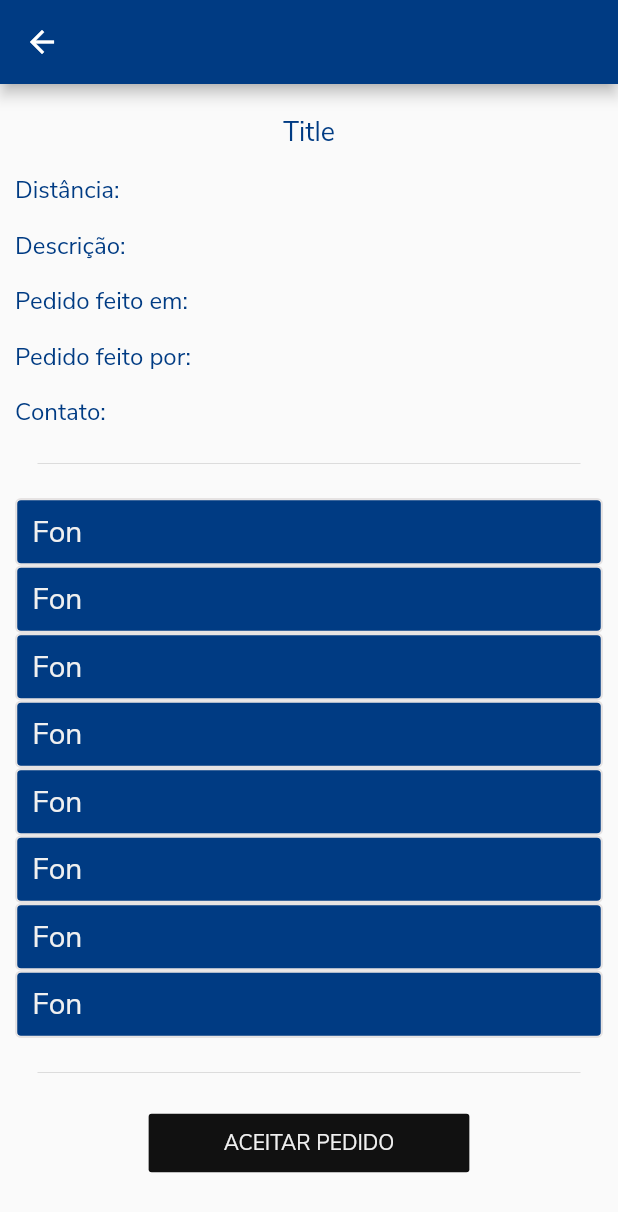
After one commit to AndersonOli/helppy, a Flutter app: the AcceptRequest screen opened directly, on a phone screen of 412 x 824 dp. The commit adds this screen. Shown: the top 1212 px of the screen. Run offline on Flutter 3.47's test engine with Material 2 defaults, Android fonts, the phone set to English and light mode, and no system bars; our stand-ins replace carousel_slider, permission_handler, shared_preferences; missing offline and left inert: animator; accounts and stored records are empty.

Commit message:
fazendo tela para ceitar pedidos

```diff
--- /dev/null
+++ b/lib/includes/aceitar_pedido.dart
@@ -0,0 +1,143 @@
+import 'package:flutter/material.dart';
+import 'package:helppyapp/pages.dart';
+
+class AcceptRequest extends StatefulWidget {
+    @override
+    _AcceptRequestState createState() => _AcceptRequestState();
+}
+
+class _AcceptRequestState extends State<AcceptRequest> {
+    @override
+    Widget build(BuildContext context) {
+        return Scaffold(
+            appBar: AppBar(
+                backgroundColor: COR_AZUL,
+            ),
+            body: ListView.builder(
+                itemCount: 10,
+                padding: EdgeInsets.all(10.0),
+                shrinkWrap: true,
+                itemBuilder: (context, index){
+                    if(index == 0){
+                        return Column(
+                            children: <Widget>[
+                                Container(
+                                    margin: EdgeInsets.only(top: 10.0),
+                                    alignment: Alignment.center,
+                                    child: Text(
+                                        "Title",
+                                        style: TextStyle(
+                                            color: COR_AZUL,
+                                            fontSize: 18.0
+                                        ),
+                                    ),
+                                ),
+                                Container(
+                                    margin: EdgeInsets.only(top: 15.0),
+                                    alignment: Alignment.centerLeft,
+                                    child: Text(
+                                        "Distância: ",
+                                        style: TextStyle(
+                                            color: COR_AZUL,
+                                            fontSize: 16.0
+                                        ),
+                                    ),
+                                ),
+                                Container(
+                                    margin: EdgeInsets.only(top: 15.0),
+                                    alignment: Alignment.centerLeft,
+                                    child: Text(
+                                        "Descrição: ",
+                                        style: TextStyle(
+                                            color: COR_AZUL,
+                                            fontSize: 16.0
+                                        ),
+                                    ),
+                                ),
+                                Container(
+                                    margin: EdgeInsets.only(top: 15.0),
+                                    alignment: Alignment.centerLeft,
+                                    child: Text(
+                                        "Pedido feito em: ",
+                                        style: TextStyle(
+                                            color: COR_AZUL,
+                                            fontSize: 16.0
+                                        ),
+                                    ),
+                                ),
+                                Container(
+                                    margin: EdgeInsets.only(top: 15.0),
+                                    alignment: Alignment.centerLeft,
+                                    child: Text(
+                                        "Pedido feito por: ",
+                                        style: TextStyle(
+                                            color: COR_AZUL,
+                                            fontSize: 16.0
+                                        ),
+                                    ),
+                                ),
+                                Container(
+                                    margin: EdgeInsets.only(top: 15.0),
+                                    alignment: Alignment.centerLeft,
+                                    child: Text(
+                                        "Contato: ",
+                                        style: TextStyle(
+                                            color: COR_AZUL,
+                                            fontSize: 16.0
+                                        ),
+                                    ),
+                                ),
+                                Padding(
+                                    padding: EdgeInsets.all(15.0),
+                                    child: Divider(),
+                                ),
+                            ],
+                        );
+                    } else if(index == 9){
+                        return Column(
+                            children: <Widget>[
+                                Padding(
+                                    padding: EdgeInsets.all(15.0),
+                                    child: Divider(),
+                                ),
+                                FlatButton(
+                                    padding: EdgeInsets.symmetric(vertical: 10.0, horizontal: 50.0),
+                                    onPressed: (){
+                                        //
+                                    },
+                                    color: COR_PRETA,
+                                    child: Text(
+                                        "Aceitar pedido".toUpperCase(),
+                                        style: TextStyle(
+                                            color: COR_BRANCO,
+                                            fontSize: 14.0,
+                                        ),
+                                        textAlign: TextAlign.center,
+                                    ),
+                                )
+                            ],
+                        );
+                    } else {
+                        return Container(
+                            height: 45.0,
+                            decoration: BoxDecoration(
+                                color: COR_AZUL,
+                                border: Border.all(
+                                    color: COR_STROKE,
+                                    width: 1.5,
+                                ),
+                                borderRadius: BorderRadius.circular(4),
+                            ),
+                            padding: EdgeInsets.only(left: 10.0),
+                            alignment: Alignment.centerLeft,
+                            child: Text(
+                                "Fon",
+                                style: TextStyle(fontSize: 20, color: COR_BRANCO),
+                            ),
+                        );
+                    }
+                },
+            ),
+        );
+    }
+}
--- a/lib/includes/tab_home.dart
+++ b/lib/includes/tab_home.dart
@@ -7,6 +7,8 @@ import 'dart:convert';
 import 'dart:io';
 import 'package:helppyapp/globals.dart';
 import 'package:shared_preferences/shared_preferences.dart';
+
+import 'aceitar_pedido.dart';
 
 class HomeTab extends StatefulWidget {
     @override
@@ -264,30 +266,17 @@ class _HomeTabState extends State<HomeTab> {
                             ),
                         ),
                     ),
-                    Padding(
-                        padding: EdgeInsets.only(top: 10.0, left: 15.0, right: 15.0),
-                        child: Row(
-                            children: <Widget>[
-                                Expanded(
+                    Container(
+                        width: _width,
+                        margin: EdgeInsets.all(10.0),
                         child: OutlineButton(
-                                        onPressed: (){},
-                                        borderSide: BorderSide(color: COR_BRANCO),
-                                        child: Text(
-                                            "Ver pedido".toUpperCase(),
-                                            style: TextStyle(
-                                                color: COR_BRANCO,
-                                                fontSize: 14.0,
-                                            ),
-                                            textAlign: TextAlign.center,
-                                        ),
-                                    ),
-                                ),
-                                SizedBox(
-                                    width: 10.0,
-                                ),
-                                Expanded(
-                                    child: OutlineButton(
-                                        onPressed: (){},
+                            onPressed: (){
+                                Navigator.push(context, MaterialPageRoute(
+                                    builder: (context){
+                                        return AcceptRequest();
+                                    },
+                                ));
+                            },
                             borderSide: BorderSide(color: COR_BRANCO),
                             child: Text(
                                 "Aceitar pedido".toUpperCase(),
@@ -298,12 +287,9 @@ class _HomeTabState extends State<HomeTab> {
                                 textAlign: TextAlign.center,
                             ),
                         ),
-                                )
-                            ],
-                        ),
                     ),
                     Padding(
-                        padding: EdgeInsets.only(left: 15.0, right: 15.0, top: 15.0, bottom: 10.0),
+                        padding: EdgeInsets.only(left: 15.0, right: 15.0, bottom: 10.0),
                         child: Row(
                             mainAxisAlignment: MainAxisAlignment.spaceBetween,
                             children: <Widget>[
```
Lines whose indentation alone changed are shown as unchanged.
